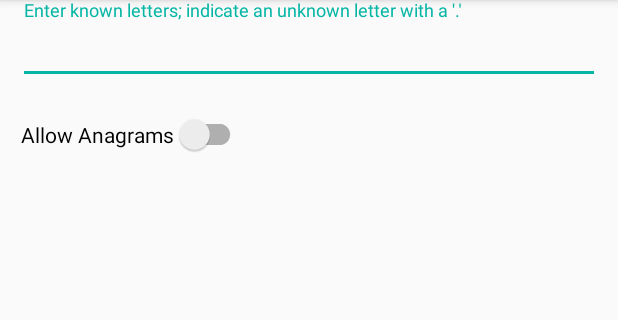
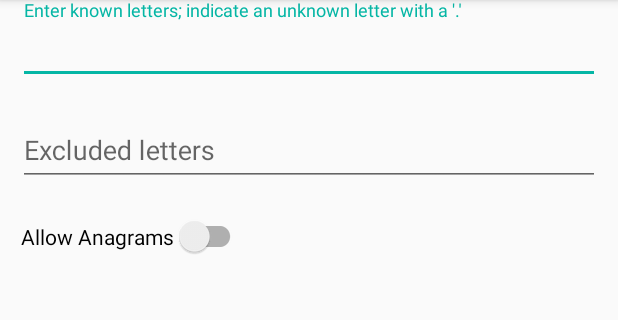
Before and after one commit to johncrawley/CrosswordPuzzleSolver, an Android app: the fragment CrosswordHelperFragment shown on its own in the app's theme, on a phone screen of 412 x 824 dp, the part 84-404 px from its top. Run offline under Robolectric (Android 15) with nearby library versions, the phone set to English and light mode, and no system bars.

Commit message:
Added input to exclude letters from search for word/crossword helper.

```diff
--- a/app/src/main/java/com/jcrawley/crosswordpuzzlesolver/MainActivity.java
+++ b/app/src/main/java/com/jcrawley/crosswordpuzzlesolver/MainActivity.java
@@ -47,9 +47,7 @@ public class MainActivity extends AppCompatActivity{
 
     public void hideProgressIndicator(){
         setupFadeOutAnimation();
-        new Handler(Looper.getMainLooper()).post(() -> {
-            loadingLayout.startAnimation(fadeOutAnimation);
-        });
+        new Handler(Looper.getMainLooper()).post(() -> loadingLayout.startAnimation(fadeOutAnimation));
     }
 
 
@@ -105,7 +103,7 @@ public class MainActivity extends AppCompatActivity{
             public void onGlobalLayout() {
                 mainLayout.getViewTreeObserver().removeOnGlobalLayoutListener(this);
                 if (viewModel.wordsStr == null) {
-                    Executors.newSingleThreadExecutor().submit(()->setupDictionaryAndRetrieveWords());
+                    Executors.newSingleThreadExecutor().submit(() -> setupDictionaryAndRetrieveWords());
                 }
                 else{
                     hideProgressIndicatorQuickly();
--- a/app/src/main/java/com/jcrawley/crosswordpuzzlesolver/dictionary/DictionaryLoaderImpl.java
+++ b/app/src/main/java/com/jcrawley/crosswordpuzzlesolver/dictionary/DictionaryLoaderImpl.java
@@ -49,6 +49,7 @@ public class DictionaryLoaderImpl implements DictionaryLoader{
         return words;
     }
 
+
     private void initMaps(){
         if(viewModel.wordsMap == null){
             viewModel.wordsMap = new HashMap<>(50_000);
@@ -60,8 +61,6 @@ public class DictionaryLoaderImpl implements DictionaryLoader{
                 viewModel.wordsByLengthMap.put(i, map);
             }
         }
-
-
     }
 
 
--- a/app/src/main/java/com/jcrawley/crosswordpuzzlesolver/fragments/CrosswordHelperFragment.java
+++ b/app/src/main/java/com/jcrawley/crosswordpuzzlesolver/fragments/CrosswordHelperFragment.java
@@ -21,17 +21,18 @@ import com.jcrawley.crosswordpuzzlesolver.anagram.AnagramFinder;
 import com.jcrawley.crosswordpuzzlesolver.viewModel.MainViewModel;
 
 import java.util.ArrayList;
+import java.util.Arrays;
 import java.util.List;
 import java.util.concurrent.Executors;
+import java.util.stream.Collectors;
 
 import androidx.fragment.app.Fragment;
 import androidx.lifecycle.ViewModelProvider;
 
 public class CrosswordHelperFragment extends Fragment {
 
-    private EditText editText;
+    private EditText lettersEditText, excludedLettersEditText;
     private Context context;
-    private String previousSearch;
     private ArrayAdapter<String> arrayAdapter;
     private List<String> results;
     private WordSearcher wordSearcher;
@@ -55,13 +56,15 @@ public class CrosswordHelperFragment extends Fragment {
         anagramFinder = new AnagramFinder(viewModel, context);
         setupViews(parentView);
         setupList(parentView);
-        setupKeyAction(editText);
         return parentView;
     }
 
 
     private void setupViews(View parentView){
-        editText = parentView.findViewById(R.id.wordInputEditText);
+        lettersEditText = parentView.findViewById(R.id.wordInputEditText);
+        setupKeyAction(lettersEditText);
+        excludedLettersEditText = parentView.findViewById(R.id.excludeLettersEditText);
+        setupKeyAction(excludedLettersEditText);
         resultsCountTextView = parentView.findViewById(R.id.crosswordResultsCountTextView);
         setupSwitch(parentView);
     }
@@ -69,10 +72,7 @@ public class CrosswordHelperFragment extends Fragment {
 
     public void setupSwitch(View parentView){
         SwitchMaterial switchMaterial = parentView.findViewById(R.id.allowAnagramsSwitch);
-        switchMaterial.setOnCheckedChangeListener((buttonView, isChecked) ->{
-            viewModel.isUsingAnagramsForCrossword = isChecked;
-            previousSearch = "";
-        });
+        switchMaterial.setOnCheckedChangeListener((buttonView, isChecked) -> viewModel.isUsingAnagramsForCrossword = isChecked);
     }
 
 
@@ -120,23 +120,42 @@ public class CrosswordHelperFragment extends Fragment {
 
 
     private void runSearch(){
-        String inputText = getFormattedText(editText);
-        if (inputText.isEmpty() || inputText.equals(previousSearch)) {
+        String inputText = getFormattedText(lettersEditText);
+        if (inputText.isEmpty()) {
             return;
         }
-        previousSearch = inputText;
         results.clear();
-        if(viewModel.isUsingAnagramsForCrossword){
-            results.addAll(anagramFinder.getWordsMatching(inputText));
-        }
-        else{
-            results.addAll(wordSearcher.searchFor(inputText));
-        }
+        List<String> initialResults = new ArrayList<>(viewModel.isUsingAnagramsForCrossword ?
+                anagramFinder.getWordsMatching(inputText) : wordSearcher.searchFor(inputText));
+
+        results.addAll(excludeWordsWithBanishedLetters(initialResults));
+        log("runSearch() results size after excluding words: " + results.size());
+
         Handler handler = new Handler(Looper.getMainLooper());
         handler.post(()-> {
             arrayAdapter.notifyDataSetChanged();
             setResultsText();
         });
+    }
+
+    private List<String> excludeWordsWithBanishedLetters(List<String> initialResults){
+        String excludedLettersStr = excludedLettersEditText.getText().toString();
+        if(excludedLettersStr.isEmpty()){
+            return new ArrayList<>(initialResults);
+        }
+        List<String> excludedLetters = Arrays.asList(excludedLettersStr.split(""));
+        return createListOfAllowedWords(initialResults, excludedLetters);
+    }
+
+
+    private List<String> createListOfAllowedWords(List<String> inputList, List<String> excludedLetters){
+        return inputList.stream().filter(word -> isWordFreeOfExcludedLetters(word, excludedLetters)).collect(Collectors.toList());
+    }
+
+
+    private boolean isWordFreeOfExcludedLetters(String word, List<String> excludedLetters){
+        String lowercaseWord = word.toLowerCase();
+        return excludedLetters.stream().noneMatch(lowercaseWord::contains);
     }
 
 
@@ -145,6 +164,10 @@ public class CrosswordHelperFragment extends Fragment {
         return text.trim().toLowerCase();
     }
 
+
+    private void log(String msg){
+        System.out.println("^^^ CrosswordHelperFragment: " + msg);
+    }
 
     private void setResultsText(){
         String resultsText = "";
--- a/app/src/main/res/layout/crossword_helper.xml
+++ b/app/src/main/res/layout/crossword_helper.xml
@@ -20,6 +20,24 @@
         <com.google.android.material.textfield.TextInputEditText
             android:layout_width="match_parent"
             android:id="@+id/wordInputEditText"
+            android:maxLength="@integer/max_input_size"
+            android:imeOptions="actionSearch"
+            android:inputType="text"
+            android:layout_height="wrap_content" />
+
+    </com.google.android.material.textfield.TextInputLayout>
+
+    <com.google.android.material.textfield.TextInputLayout
+        android:id="@+id/excludeLettersEditTextLayout"
+        android:layout_marginHorizontal="@dimen/input_text_margin_horizontal"
+        android:layout_width="match_parent"
+        android:layout_height="wrap_content"
+        android:layout_marginBottom="12dp"
+        android:hint="@string/excluded_letters_text_instructions">
+
+        <com.google.android.material.textfield.TextInputEditText
+            android:layout_width="match_parent"
+            android:id="@+id/excludeLettersEditText"
             android:maxLength="@integer/max_input_size"
             android:imeOptions="actionSearch"
             android:inputType="text"
--- a/app/src/main/res/values/strings.xml
+++ b/app/src/main/res/values/strings.xml
@@ -2,6 +2,7 @@
     <string name="app_name">Crossword Puzzle Solver</string>
     <string name="text_placeholder" />
     <string name="text_instructions">Enter known letters; indicate an unknown letter with a \'.\'</string>
+    <string name="excluded_letters_text_instructions">Excluded letters</string>
     <string name="hint_enter_whole_word_check">Enter a word to see if it exists in the dictionary</string>
     <string name="tab_item_crossword_helper">Crossword Helper</string>
     <string name="tab_item_word_checker">Word Checker</string>
```
